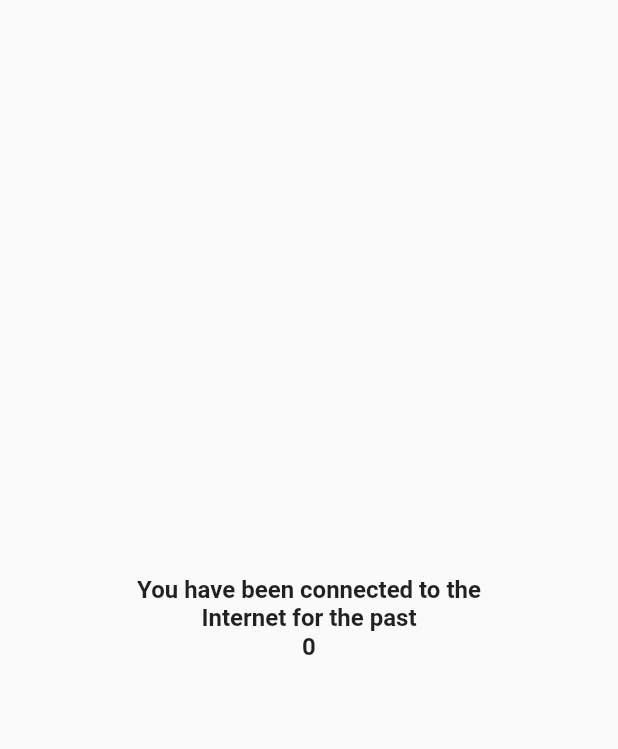
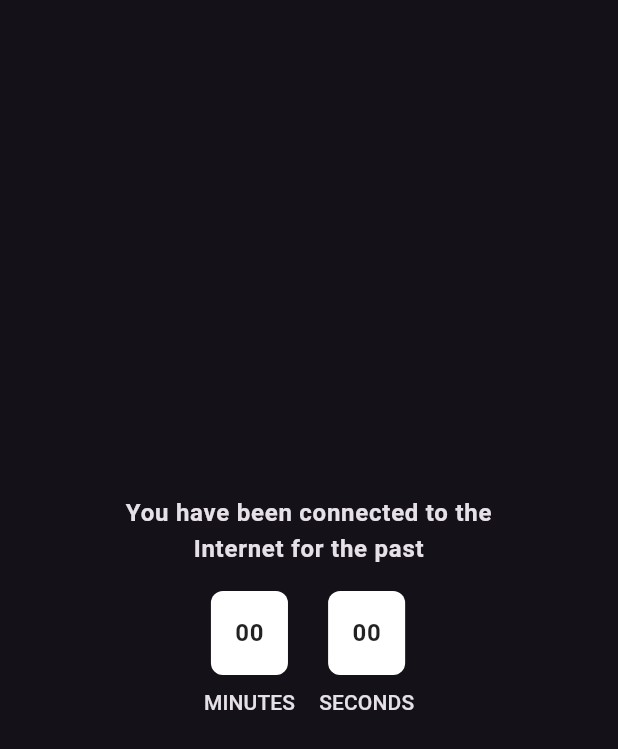
Before and after one commit to 7ANV1R/connected, a Flutter app: the first screen one second after launch, on a phone screen of 412 x 824 dp. Shown: the top 749 px of the screen. Run offline on Flutter 3.47's test engine with Material 2 defaults, Android fonts, the phone set to English and light mode, and no system bars; our stand-ins replace connectivity_plus, equatable, flutter_bloc.

Commit message:
updated UI

```diff
--- a/lib/logic/cubit/home_cubit.dart
+++ b/lib/logic/cubit/home_cubit.dart
@@ -6,21 +6,21 @@ import 'package:flutter_bloc/flutter_bloc.dart';
 part 'home_state.dart';
 
 class HomeCubit extends Cubit<HomeState> {
-  HomeCubit() : super(const HomeInitial(Duration(seconds: 0)));
+  HomeCubit()
+      : super(const HomeState(
+          duration: Duration(seconds: 0),
+        ));
   Timer? timer;
 
   void startTimer() {
-    timer = Timer.periodic(const Duration(seconds: 1), (timer) {
-      emit(
-        HomeTimerStarted(
-          state.duration + const Duration(seconds: 1),
-        ),
-      );
+    timer ??= Timer.periodic(const Duration(seconds: 1), (timer) {
+      emit(state.copyWith(duration: state.duration + const Duration(seconds: 1)));
     });
   }
 
   void resetTimer() {
     timer?.cancel();
-    emit(const HomeInitial(Duration(seconds: 0)));
+    timer = null;
+    emit(state.copyWith(duration: Duration.zero));
   }
 }
--- a/lib/logic/cubit/home_state.dart
+++ b/lib/logic/cubit/home_state.dart
@@ -1,18 +1,19 @@
 // ignore_for_file: public_member_api_docs, sort_constructors_first
 part of 'home_cubit.dart';
 
-abstract class HomeState extends Equatable {
+class HomeState extends Equatable {
   final Duration duration;
-  const HomeState(this.duration);
+
+  const HomeState({required this.duration});
 
   @override
-  List<Object> get props => [duration];
+  List<Object?> get props => [duration];
+
+  HomeState copyWith({
+    Duration? duration,
+  }) {
+    return HomeState(
+      duration: duration ?? this.duration,
+    );
+  }
 }
-
-class HomeInitial extends HomeState {
-  const HomeInitial(super.duration);
-}
-
-class HomeTimerStarted extends HomeState {
-  const HomeTimerStarted(super.duration);
-}
--- a/lib/main.dart
+++ b/lib/main.dart
@@ -28,7 +28,8 @@ class MyApp extends StatelessWidget {
         debugShowCheckedModeBanner: false,
         title: 'Connected',
         theme: ThemeData(
-          primarySwatch: Colors.blue,
+          useMaterial3: true,
+          brightness: Brightness.dark,
         ),
         home: const HomePage(),
       ),
--- a/lib/presentation/screens/homepage.dart
+++ b/lib/presentation/screens/homepage.dart
@@ -1,5 +1,6 @@
 import 'package:connected/logic/cubit/home_cubit.dart';
 import 'package:connected/logic/cubit/internet_cubit.dart';
+import 'package:connected/presentation/widget/time_box.dart';
 import 'package:flutter/material.dart';
 import 'package:flutter_bloc/flutter_bloc.dart';
 
@@ -8,6 +9,8 @@ class HomePage extends StatelessWidget {
 
   @override
   Widget build(BuildContext context) {
+    final textThemeData = Theme.of(context).textTheme;
+
     return BlocListener<InternetCubit, InternetState>(
       listener: (context, state) {
         if (state is InternetConnected) {
@@ -22,37 +25,37 @@ class HomePage extends StatelessWidget {
           child: Column(
             mainAxisAlignment: MainAxisAlignment.center,
             children: [
-              const Text(
+              Text(
                 'You have been connected to the\nInternet for the past',
                 textAlign: TextAlign.center,
-                style: TextStyle(
-                  fontSize: 16,
+                style: textThemeData.bodyText1!.copyWith(
                   fontWeight: FontWeight.bold,
                 ),
               ),
               BlocBuilder<HomeCubit, HomeState>(
                 builder: (context, state) {
-                  if (state is HomeTimerStarted) {
-                    return Text(
-                      state.duration.inSeconds.toString(),
-                      style: const TextStyle(
-                        fontSize: 16,
-                        fontWeight: FontWeight.bold,
-                      ),
-                    );
-                  }
-                  if (state is HomeInitial) {
-                    return Text(
-                      state.duration.inSeconds.toString(),
-                      style: const TextStyle(
-                        fontSize: 16,
-                        fontWeight: FontWeight.bold,
-                      ),
-                    );
-                  }
-                  return const Text('Something went wrong');
+                  String twoDigits(int n) => n.toString().padLeft(2, '0');
+                  final minutes = twoDigits(state.duration.inMinutes.remainder(60));
+                  // final minutes = state.duration.inMinutes.remainder(60);
+                  final seconds = twoDigits(state.duration.inSeconds.remainder(60));
+
+                  return Padding(
+                    padding: const EdgeInsets.all(16.0),
+                    child: Row(
+                      mainAxisAlignment: MainAxisAlignment.center,
+                      crossAxisAlignment: CrossAxisAlignment.center,
+                      children: [
+                        TimerBox(time: minutes, desc: 'MINUTES'),
+                        const SizedBox(
+                          width: 16,
+                        ),
+                        TimerBox(time: seconds, desc: 'SECONDS'),
+                      ],
+                    ),
+                  );
                 },
               ),
+              //TODO : showing last recorded time
             ],
           ),
         ),
--- /dev/null
+++ b/lib/presentation/widget/time_box.dart
@@ -0,0 +1,37 @@
+import 'package:flutter/material.dart';
+
+class TimerBox extends StatelessWidget {
+  const TimerBox({super.key, required this.time, required this.desc});
+
+  final String time;
+  final String desc;
+
+  @override
+  Widget build(BuildContext context) {
+    final textThemeData = Theme.of(context).textTheme;
+    return Column(
+      children: [
+        Container(
+            padding: const EdgeInsets.all(16),
+            decoration: BoxDecoration(
+              color: Colors.white,
+              borderRadius: BorderRadius.circular(8),
+            ),
+            child: Text(
+              time,
+              style: textThemeData.bodyText1!.copyWith(
+                fontWeight: FontWeight.bold,
+                color: Colors.black87,
+              ),
+            )),
+        const SizedBox(
+          height: 8,
+        ),
+        Text(
+          desc,
+          style: textThemeData.button,
+        ),
+      ],
+    );
+  }
+}
```
Also changed, not shown: 1 other file.
